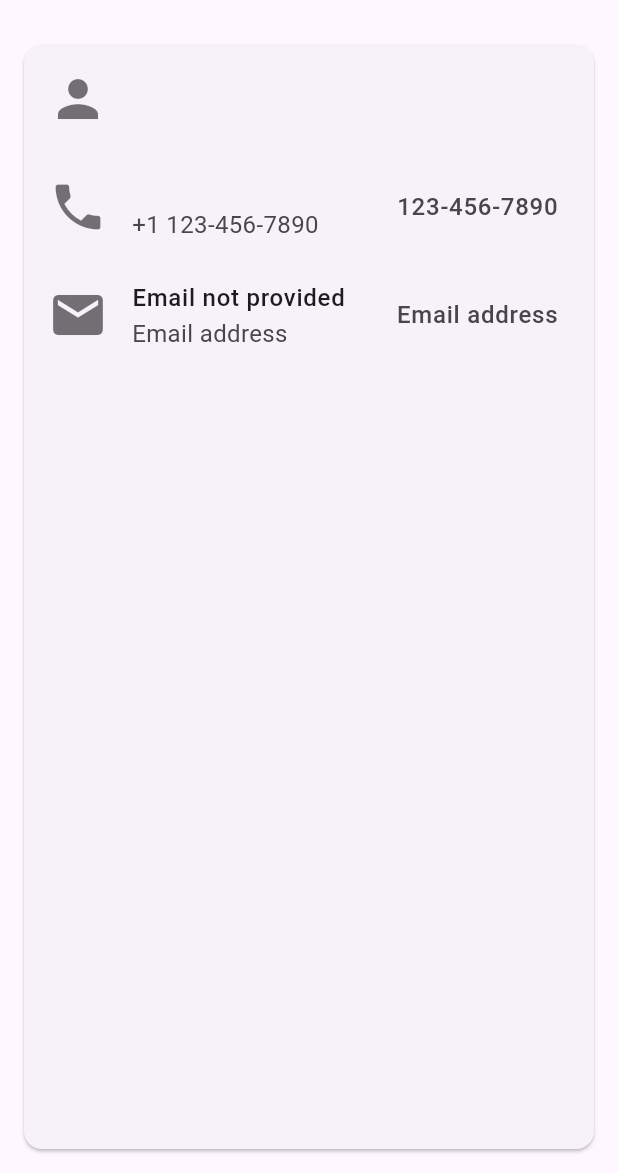
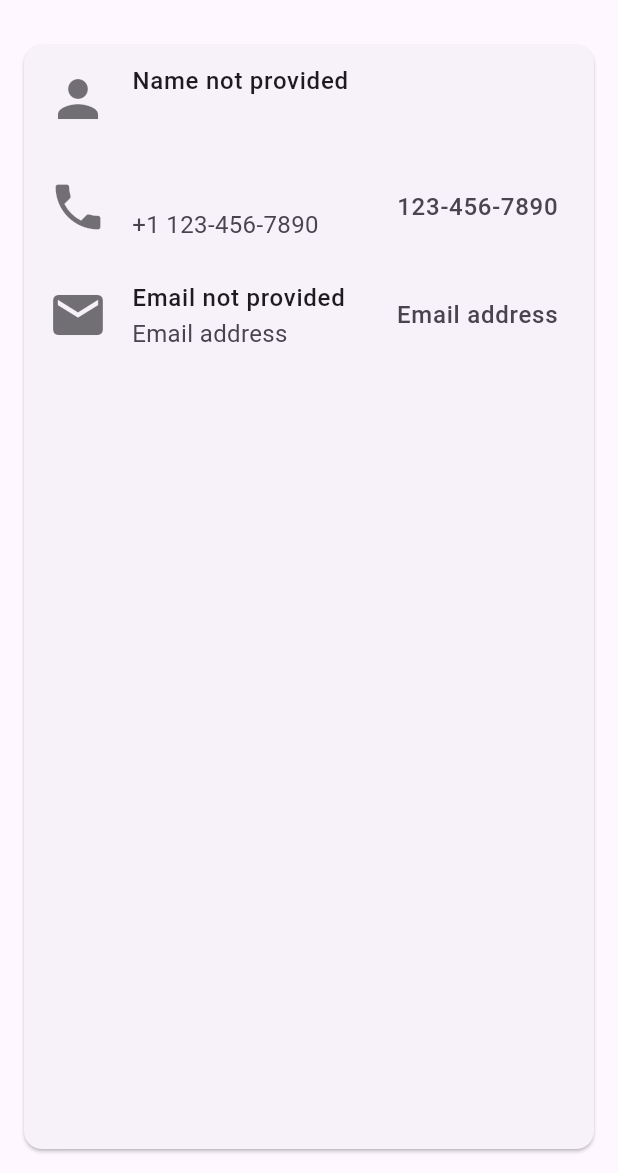
Before and after one commit to TheBaytur/form, a Flutter app: the screen it shows after launch, after a tap on "Submit", on a phone screen of 412 x 824 dp, the part 63-1236 px from its top. Run offline on Flutter 3.47's test engine with Material 3 defaults, Android fonts, the phone set to English and light mode, and no system bars.

Commit message:
Not provided

```diff
--- a/lib/pages/user_info_page.dart
+++ b/lib/pages/user_info_page.dart
@@ -20,7 +20,7 @@ class UserInfoPage extends StatelessWidget {
           children: [
             ListTile(
               title: Text(
-                '${userInfo.name}',
+                '${userInfo.name.isEmpty ? 'Name not provided' : userInfo.name}',
                 style: TextStyle(fontWeight: FontWeight.w500),
               ),
               subtitle: Text('${userInfo.story}', style: TextStyle(fontSize: 16.0)),
```
